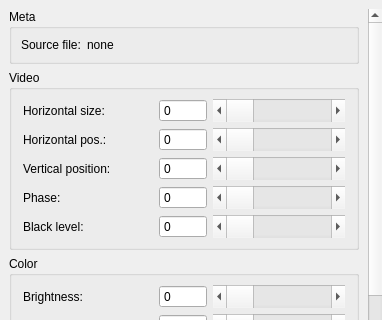
This is src/display/qt/dialogs/ui/video_and_color_dialog.ui in mrehkopf/vcs as Qt 5 draws it before an edit; both pictures show x 0 to 382 and y 0 to 320 of the 382 by 463 pixel window. The edited form follows.
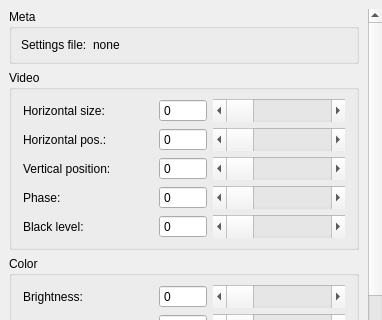
This is the edited form.

Commit message: GUI/video dialog: Tweak wording

```diff
--- a/src/display/qt/dialogs/ui/video_and_color_dialog.ui
+++ b/src/display/qt/dialogs/ui/video_and_color_dialog.ui
@@ -88,7 +88,7 @@
                </sizepolicy>
               </property>
               <property name="text">
-               <string>Source file:</string>
+               <string>Settings file:</string>
               </property>
              </widget>
             </item>
```
